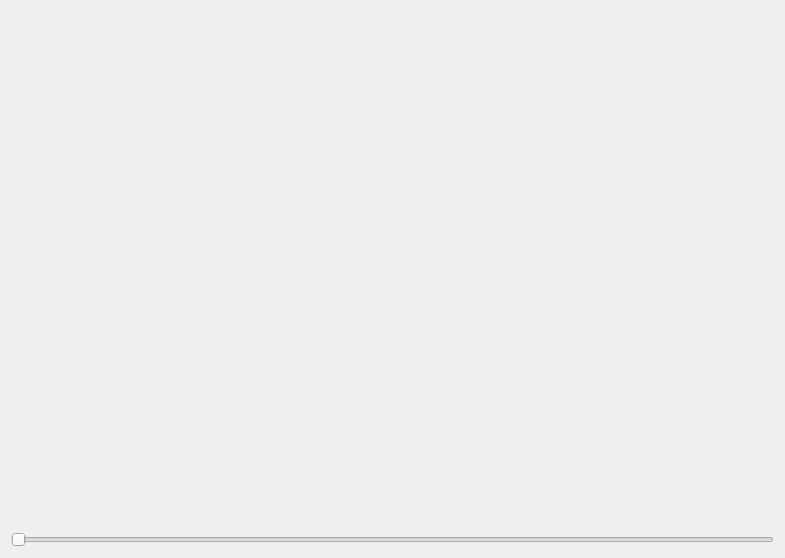
Old version of the form src/FFTGraph.ui in the repository S0li7aire/voiceTest.
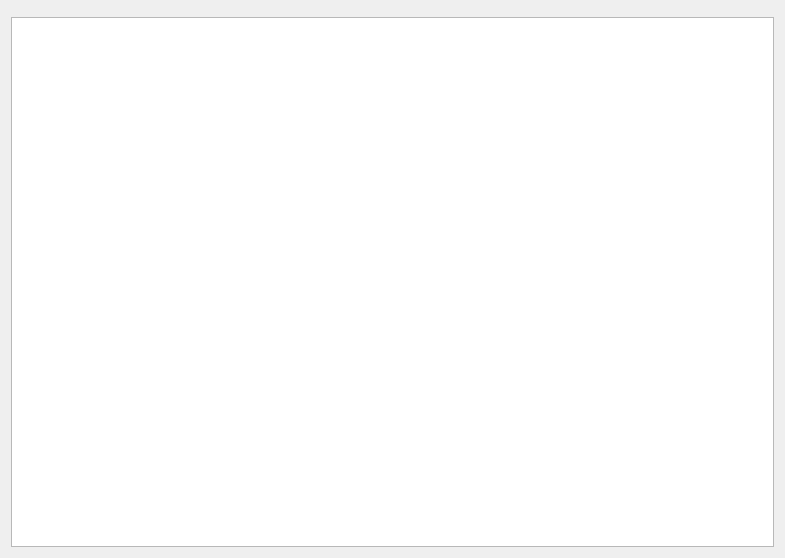
New version of the form.

The edit to the form file:
```diff
--- a/src/FFTGraph.ui
+++ b/src/FFTGraph.ui
@@ -26,12 +26,8 @@
    <item row="0" column="0" rowspan="2">
     <layout class="QGridLayout" name="gl_mainGraph"/>
    </item>
-   <item row="2" column="0">
-    <widget class="QSlider" name="m_slider">
-     <property name="orientation">
-      <enum>Qt::Orientation::Horizontal</enum>
-     </property>
-    </widget>
+   <item row="2" column="0" colspan="2">
+    <widget class="QListWidget" name="lw_notes"/>
    </item>
   </layout>
  </widget>
```
